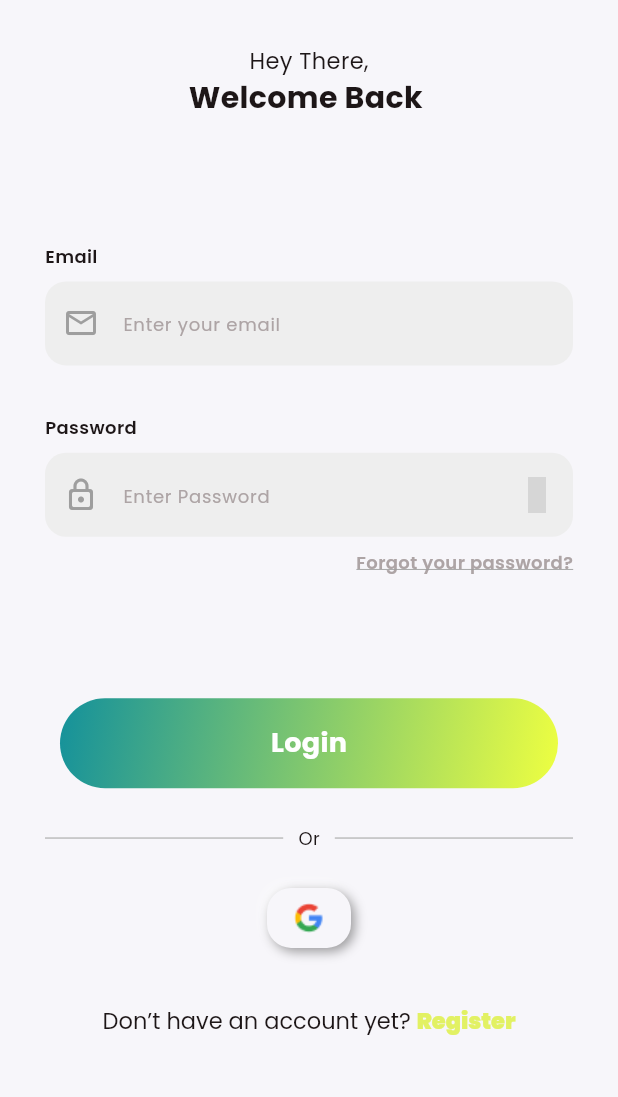
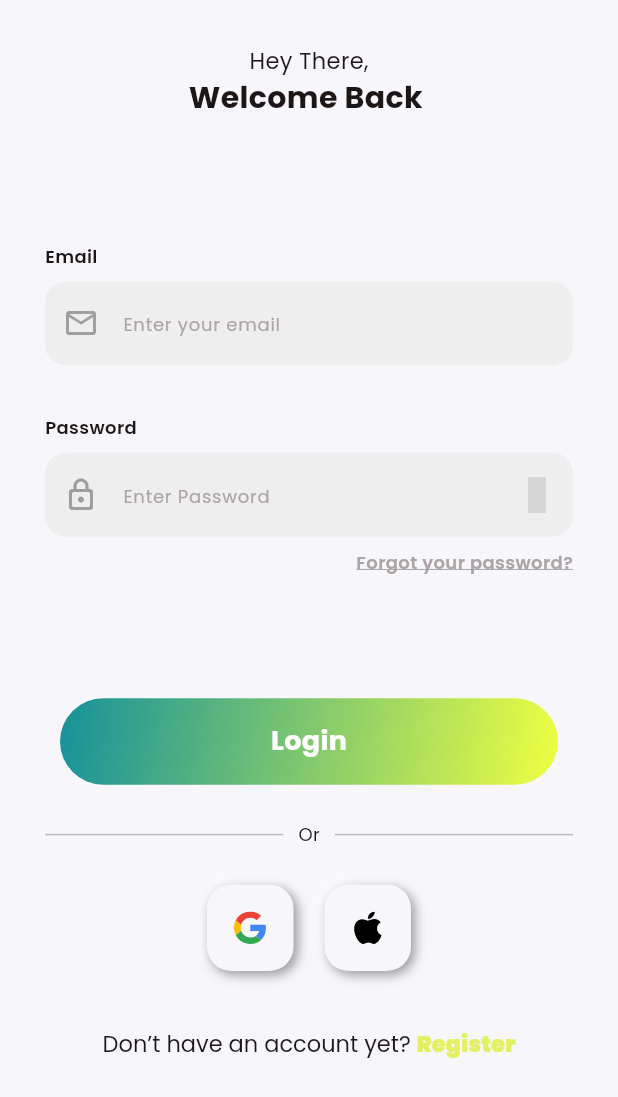
Before and after one commit to toqua1/Graduation-Project, a Flutter app: the screen it shows after launch, on a phone screen of 412 x 824 dp. Shown: the top 1097 px of the screen. Run offline on Flutter 3.47's test engine with Material 3 defaults, Android fonts, the phone set to English and light mode, and no system bars; drawn by our look-alikes of flutter_neumorphic; our stand-ins replace carousel_slider, device_preview, flutter_screenutil, flutter_spinkit, flutter_svg, get and 5 more; grey boxes are pictures that could not be loaded.

Commit message:
handle responsiveness in login screen

```diff
--- a/lib/features/Auth/presentation/view/login_screen.dart
+++ b/lib/features/Auth/presentation/view/login_screen.dart
@@ -1,9 +1,13 @@
 import 'package:flutter_neumorphic/flutter_neumorphic.dart';
-import 'package:flutter_svg/svg.dart';
-import 'package:graduation_project/core/constants.dart';
+import 'package:graduation_project/core/Services/is_tablet.dart';
+import 'package:graduation_project/core/Services/responsive_function.dart';
 import 'package:graduation_project/features/Auth/presentation/view/widgets/auth_button.dart';
 import 'package:graduation_project/features/Auth/presentation/view/widgets/auth_header_textfield.dart';
 import 'package:graduation_project/features/Auth/presentation/view/widgets/auth_top_header.dart';
+import 'package:graduation_project/features/Auth/presentation/view/widgets/forget_pass_row.dart';
+import 'package:graduation_project/features/Auth/presentation/view/widgets/have_account_section.dart';
+import 'package:graduation_project/features/Auth/presentation/view/widgets/or_divider.dart';
+import 'package:graduation_project/features/Auth/presentation/view/widgets/social_icons_row.dart';
 
 class LoginScreen extends StatelessWidget {
   const LoginScreen({super.key});
@@ -22,13 +26,22 @@ class LoginScreen extends StatelessWidget {
         body: SingleChildScrollView(
           child: SafeArea(
               child: Padding(
-            padding: EdgeInsets.all(30),
+            padding: EdgeInsets.all(responsiveSize(context, 30, 70)),
             child: Column(
               children: [
-                AuthTopHeader(first: 'Hey There,', second: 'Welcome Back '),
+                AuthTopHeader(
+                  first: 'Hey There,',
+                  second: 'Welcome Back ',
+                  height: height,
+                ),
                 SizedBox(
                   height: height * 0.1,
                 ),
+                Padding(
+                  padding: EdgeInsets.symmetric(
+                      horizontal: isTablet(context) ? width * 0.07 : 0),
+                  child: Column(
+                    children: [
                       AuthHeaderTextField(
                         height: height,
                         header: 'Email',
@@ -48,11 +61,22 @@ class LoginScreen extends StatelessWidget {
                       SizedBox(
                         height: height * 0.01,
                       ),
-                ForgetPass(),
+                      ForgetPass(
+                        height: height,
+                      ),
                       SizedBox(
                         height: height * 0.1,
                       ),
-                AuthButton(),
+                    ],
+                  ),
+                ),
+                Padding(
+                  padding: EdgeInsets.symmetric(
+                      horizontal: isTablet(context) ? width * 0.1 : 0),
+                  child: AuthButton(
+                    height: height,
+                  ),
+                ),
                 SizedBox(
                   height: height * 0.03,
                 ),
@@ -60,31 +84,12 @@ class LoginScreen extends StatelessWidget {
                 SizedBox(
                   height: height * 0.03,
                 ),
-                SocialIcons(),
+                SocialIconsRow(width: width),
                 SizedBox(
                   height: height * 0.03,
                 ),
-                Row(
-                  mainAxisAlignment: MainAxisAlignment.center,
-                  children: [
-                    TextButton(
-                      onPressed: () {},
-                      child: RichText(
-                        text: TextSpan(
-                          children: [
-                            TextSpan(
-                                text: 'Don’t have an account yet? ',
-                                style: AppFonts.bodyTextRegularBlack),
-                            TextSpan(
-                                text: 'Register',
-                                style: AppFonts.bodyTextRegularBlack.copyWith(
-                                    color: AppColors.secondaryColor,
-                                    fontWeight: FontWeight.w900)),
-                          ],
-                        ),
-                      ),
-                    ),
-                  ],
+                HaveAccountSection(
+                  height: height,
                 ),
               ],
             ),
@@ -94,79 +99,3 @@ class LoginScreen extends StatelessWidget {
     );
   }
 }
-
-class SocialIcons extends StatelessWidget {
-  const SocialIcons({
-    super.key,
-  });
-
-  @override
-  Widget build(BuildContext context) {
-    return Row(
-      mainAxisAlignment: MainAxisAlignment.center,
-      children: [
-        NeumorphicButton(
-          style: NeumorphicStyle(
-              depth: 5,
-              boxShape:
-                  NeumorphicBoxShape.roundRect(BorderRadius.circular(16))),
-          child: Image.asset('lib/assets/google2.png'),
-        )
-      ],
-    );
-  }
-}
-
-class OrDivider extends StatelessWidget {
-  const OrDivider({
-    super.key,
-  });
-
-  @override
-  Widget build(BuildContext context) {
-    return Row(
-      children: [
-        Expanded(
-          child: Divider(
-            color: Colors.grey.shade400,
-            thickness: 1,
-          ),
-        ),
-        Padding(
-          padding: const EdgeInsets.symmetric(horizontal: 10),
-          child: Text(
-            'Or',
-            style: AppFonts.loginOrText,
-          ),
-        ),
-        Expanded(
-          child: Divider(
-            color: Colors.grey.shade400,
-            thickness: 1,
-          ),
-        ),
-      ],
-    );
-  }
-}
-
-class ForgetPass extends StatelessWidget {
-  const ForgetPass({
-    super.key,
-  });
-
-  @override
-  Widget build(BuildContext context) {
-    return Row(
-      children: [
-        Spacer(),
-        Text(
-          'Forgot your password?',
-          style: AppFonts.textFieldForgetPass.copyWith(
-              decoration: TextDecoration.underline,
-              decorationColor: Colors.grey.shade500),
-        )
-      ],
-    );
-  }
-}
--- a/lib/features/Auth/presentation/view/widgets/auth_button.dart
+++ b/lib/features/Auth/presentation/view/widgets/auth_button.dart
@@ -1,17 +1,20 @@
 import 'package:flutter/material.dart';
+import 'package:graduation_project/core/Services/is_tablet.dart';
 import 'package:graduation_project/core/constants.dart';
 
 class AuthButton extends StatelessWidget {
   const AuthButton({
     super.key,
+    required this.height,
   });
+  final double height;
 
   @override
   Widget build(BuildContext context) {
     return Padding(
       padding: EdgeInsets.symmetric(horizontal: 10),
       child: Container(
-        height: 60,
+        height: height * 0.07,
         width: double.infinity,
         decoration: BoxDecoration(
           borderRadius: BorderRadius.circular(100),
@@ -23,7 +26,9 @@ class AuthButton extends StatelessWidget {
         child: Center(
           child: Text(
             'Login',
-            style: AppFonts.loginTextButton,
+            style: AppFonts.loginTextButton.copyWith(
+              fontSize: isTablet(context) ? height * 0.025 : null,
+            ),
           ),
         ),
       ),
--- a/lib/features/Auth/presentation/view/widgets/auth_header_textfield.dart
+++ b/lib/features/Auth/presentation/view/widgets/auth_header_textfield.dart
@@ -1,4 +1,5 @@
 import 'package:flutter/material.dart';
+import 'package:graduation_project/core/Services/is_tablet.dart';
 import 'package:graduation_project/core/constants.dart';
 import 'package:graduation_project/features/Auth/presentation/view/widgets/custom_textfild_auth.dart';
 
@@ -23,10 +24,9 @@ class AuthHeaderTextField extends StatelessWidget {
     return Column(
       crossAxisAlignment: CrossAxisAlignment.start,
       children: [
-        Text(
-          header,
-          style: AppFonts.textFieldTitle,
-        ),
+        Text(header,
+            style: AppFonts.textFieldTitle
+                .copyWith(fontSize: isTablet(context) ? height * 0.02 : null)),
         SizedBox(
           height: height * 0.01,
         ),
@@ -34,6 +34,7 @@ class AuthHeaderTextField extends StatelessWidget {
           hintText: hint,
           icon: icon,
           obscureText: obscureText,
+          height: height,
         ),
       ],
     );
--- a/lib/features/Auth/presentation/view/widgets/auth_top_header.dart
+++ b/lib/features/Auth/presentation/view/widgets/auth_top_header.dart
@@ -1,4 +1,5 @@
 import 'package:flutter/material.dart';
+import 'package:graduation_project/core/Services/is_tablet.dart';
 import 'package:graduation_project/core/constants.dart';
 
 class AuthTopHeader extends StatelessWidget {
@@ -6,9 +7,12 @@ class AuthTopHeader extends StatelessWidget {
     super.key,
     required this.first,
     required this.second,
+    required this.height,
   });
   final String first;
   final String second;
+  final double height;
+
   @override
   Widget build(BuildContext context) {
     return Center(
@@ -17,11 +21,13 @@ class AuthTopHeader extends StatelessWidget {
         children: [
           Text(
             first,
-            style: AppFonts.bodyTextRegularBlack,
+            style: AppFonts.bodyTextRegularBlack
+                .copyWith(fontSize: isTablet(context) ? height * 0.03 : null),
           ),
           Text(
             second,
-            style: AppFonts.boldTextColor,
+            style: AppFonts.boldTextColor
+                .copyWith(fontSize: isTablet(context) ? height * 0.03 : null),
           )
         ],
       ),
--- a/lib/features/Auth/presentation/view/widgets/custom_textfild_auth.dart
+++ b/lib/features/Auth/presentation/view/widgets/custom_textfild_auth.dart
@@ -1,9 +1,11 @@
 import 'package:flutter/material.dart';
+import 'package:graduation_project/core/Services/is_tablet.dart';
 import 'package:graduation_project/core/constants.dart';
 import 'package:iconsax/iconsax.dart';
 
 class CustomTextField extends StatefulWidget {
   final String hintText;
+  final double height;
   // final TextEditingController controller;
   final IconData? icon;
   final bool obscureText;
@@ -18,6 +20,7 @@ class CustomTextField extends StatefulWidget {
     this.obscureText = false,
     this.validator,
     this.onChangedCallback,
+    required this.height,
   });
 
   @override
@@ -41,7 +44,9 @@ class _CustomTextFieldState extends State<CustomTextField> {
         hintText: widget.hintText,
         fillColor: AppColors.textFieldFillColor,
         filled: true,
-        hintStyle: AppFonts.textFieldHint,
+        hintStyle: AppFonts.textFieldHint.copyWith(
+          fontSize: isTablet(context) ? widget.height * 0.015 : null,
+        ),
         prefixIcon: widget.icon != null ? Icon(widget.icon) : null,
         prefixIconColor: Colors.grey,
         border: OutlineInputBorder(
--- /dev/null
+++ b/lib/features/Auth/presentation/view/widgets/forget_pass_row.dart
@@ -0,0 +1,27 @@
+import 'package:flutter_neumorphic/flutter_neumorphic.dart';
+import 'package:graduation_project/core/Services/is_tablet.dart';
+import 'package:graduation_project/core/constants.dart';
+
+class ForgetPass extends StatelessWidget {
+  const ForgetPass({
+    super.key,
+    required this.height,
+  });
+  final double height;
+
+  @override
+  Widget build(BuildContext context) {
+    return Row(
+      children: [
+        Spacer(),
+        Text(
+          'Forgot your password?',
+          style: AppFonts.textFieldForgetPass.copyWith(
+              fontSize: isTablet(context) ? height * 0.015 : null,
+              decoration: TextDecoration.underline,
+              decorationColor: Colors.grey.shade500),
+        )
+      ],
+    );
+  }
+}
--- /dev/null
+++ b/lib/features/Auth/presentation/view/widgets/have_account_section.dart
@@ -0,0 +1,38 @@
+import 'package:flutter_neumorphic/flutter_neumorphic.dart';
+import 'package:graduation_project/core/Services/is_tablet.dart';
+import 'package:graduation_project/core/constants.dart';
+
+class HaveAccountSection extends StatelessWidget {
+  const HaveAccountSection({
+    super.key,
+    required this.height,
+  });
+  final double height;
+  @override
+  Widget build(BuildContext context) {
+    return Row(
+      mainAxisAlignment: MainAxisAlignment.center,
+      children: [
+        TextButton(
+          onPressed: () {},
+          child: RichText(
+            text: TextSpan(
+              children: [
+                TextSpan(
+                    text: 'Don’t have an account yet? ',
+                    style: AppFonts.bodyTextRegularBlack.copyWith(
+                        fontSize: isTablet(context) ? height * 0.02 : null)),
+                TextSpan(
+                    text: 'Register',
+                    style: AppFonts.bodyTextRegularBlack.copyWith(
+                        fontSize: isTablet(context) ? height * 0.02 : null,
+                        color: AppColors.secondaryColor,
+                        fontWeight: FontWeight.w900)),
+              ],
+            ),
+          ),
+        ),
+      ],
+    );
+  }
+}
--- /dev/null
+++ b/lib/features/Auth/presentation/view/widgets/or_divider.dart
@@ -0,0 +1,35 @@
+import 'package:flutter_neumorphic/flutter_neumorphic.dart';
+import 'package:graduation_project/core/constants.dart';
+
+class OrDivider extends StatelessWidget {
+  const OrDivider({
+    super.key,
+  });
+
+  @override
+  Widget build(BuildContext context) {
+    return Row(
+      children: [
+        Expanded(
+          child: Divider(
+            color: Colors.grey.shade400,
+            thickness: 1,
+          ),
+        ),
+        Padding(
+          padding: const EdgeInsets.symmetric(horizontal: 10),
+          child: Text(
+            'Or',
+            style: AppFonts.loginOrText,
+          ),
+        ),
+        Expanded(
+          child: Divider(
+            color: Colors.grey.shade400,
+            thickness: 1,
+          ),
+        ),
+      ],
+    );
+  }
+}
--- /dev/null
+++ b/lib/features/Auth/presentation/view/widgets/social_icon.dart
@@ -0,0 +1,36 @@
+import 'package:flutter_neumorphic/flutter_neumorphic.dart';
+import 'package:flutter_svg/svg.dart';
+import 'package:graduation_project/core/Services/responsive_function.dart';
+
+class SocialIcon extends StatelessWidget {
+  const SocialIcon({
+    super.key,
+    required this.width,
+    required this.svgPicPath,
+  });
+  final double width;
+  final String svgPicPath;
+
+  @override
+  Widget build(BuildContext context) {
+    return Row(
+      mainAxisAlignment: MainAxisAlignment.center,
+      children: [
+        SizedBox(
+          width: width * responsiveSize(context, 0.14, 0.09),
+          height: width * responsiveSize(context, 0.14, 0.09),
+          child: NeumorphicButton(
+            onPressed: () {},
+            style: NeumorphicStyle(
+                depth: 5,
+                boxShape:
+                    NeumorphicBoxShape.roundRect(BorderRadius.circular(16))),
+            child: SvgPicture.asset(
+              svgPicPath,
+            ),
+          ),
+        )
+      ],
+    );
+  }
+}
--- /dev/null
+++ b/lib/features/Auth/presentation/view/widgets/social_icons_row.dart
@@ -0,0 +1,31 @@
+import 'package:flutter_neumorphic/flutter_neumorphic.dart';
+import 'package:graduation_project/features/Auth/presentation/view/widgets/social_icon.dart';
+
+class SocialIconsRow extends StatelessWidget {
+  const SocialIconsRow({
+    super.key,
+    required this.width,
+  });
+
+  final double width;
+
+  @override
+  Widget build(BuildContext context) {
+    return Row(
+      mainAxisAlignment: MainAxisAlignment.center,
+      children: [
+        SocialIcon(
+          width: width,
+          svgPicPath: 'lib/assets/googleSvg2.svg',
+        ),
+        SizedBox(
+          width: width * 0.05,
+        ),
+        SocialIcon(
+          width: width,
+          svgPicPath: 'lib/assets/apple.svg',
+        ),
+      ],
+    );
+  }
+}
```
Also changed, not shown: lib/assets/apple.svg (added), lib/assets/google.svg (deleted), lib/assets/google2.png (deleted), lib/assets/googleSvg2.svg (added). Lines whose indentation alone changed are shown as unchanged.
